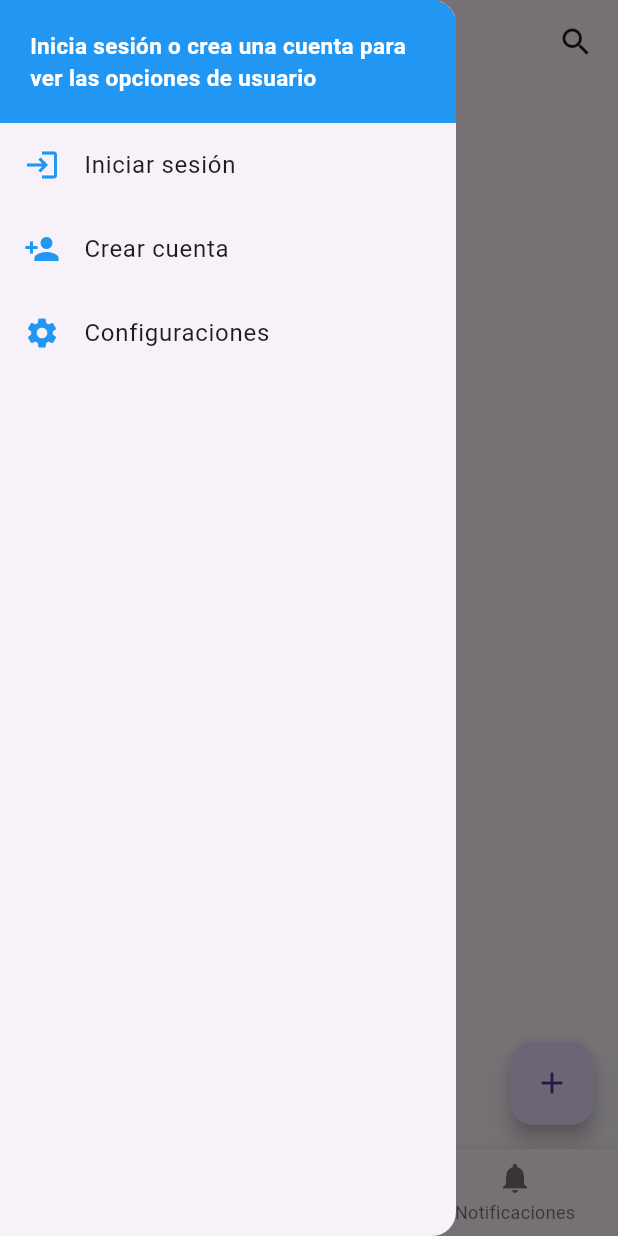
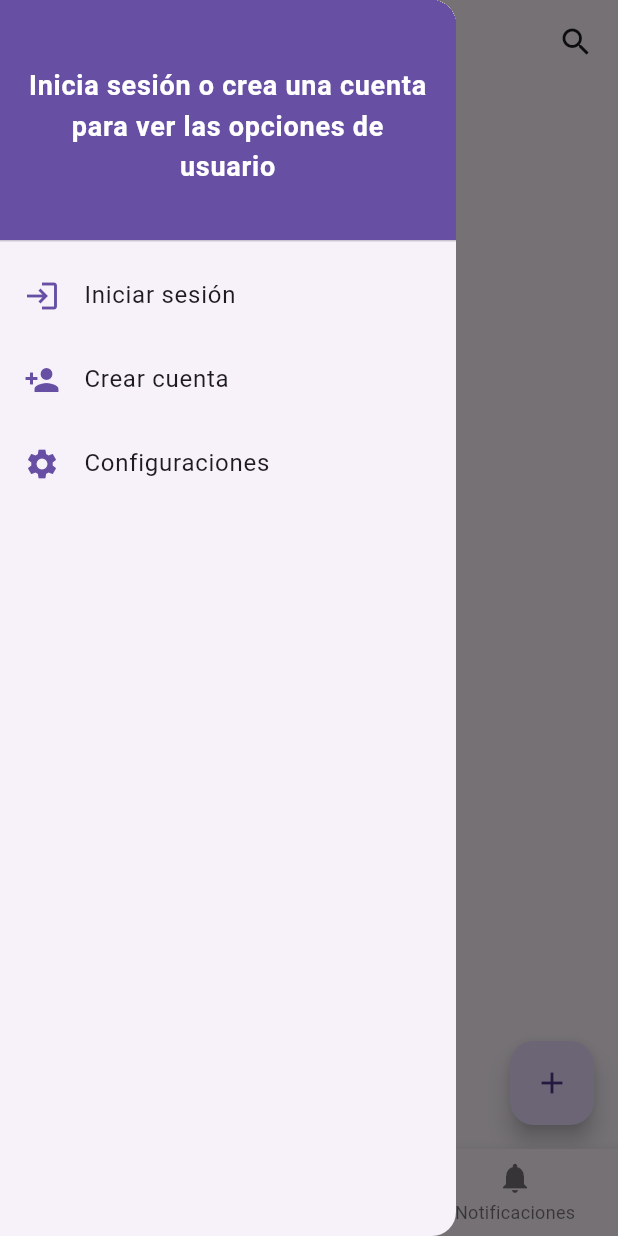
Before and after one commit to cheo2322/my_league_flutter, a Flutter app: the screen it shows after launch, with the side drawer open, on a phone screen of 412 x 824 dp. Run offline on Flutter 3.47's test engine with Material 3 defaults, Android fonts, the phone set to English and light mode, and no system bars; our stand-ins replace dio, flutter_secure_storage, font_awesome_flutter.

Commit message:
Improve drawer

```diff
--- a/lib/screens/main_screen.dart
+++ b/lib/screens/main_screen.dart
@@ -14,7 +14,10 @@ class _MainScreenState extends State<MainScreen> {
   @override
   Widget build(BuildContext context) {
     return Scaffold(
-      appBar: AppBar(title: const Text('Partidos')),
+      appBar: AppBar(
+        title: const Text('Partidos'),
+        automaticallyImplyLeading: false,
+      ),
       body: ListView.builder(
         itemCount: _items.length,
         itemBuilder: (context, index) {
--- a/lib/widgets/user_drawer.dart
+++ b/lib/widgets/user_drawer.dart
@@ -44,17 +44,17 @@ class UserDrawer extends StatelessWidget {
 
           final tokenExists = snapshot.data != null;
 
-          return Column(
+          return ListView(
             children: [
               FutureBuilder<String?>(
                 future: _getUsername(),
                 builder: (context, usernameSnapshot) {
                   if (usernameSnapshot.connectionState ==
                       ConnectionState.waiting) {
-                    return Container(
-                      color: Colors.blue,
-                      width: double.infinity,
-                      padding: const EdgeInsets.all(20),
+                    return DrawerHeader(
+                      decoration: BoxDecoration(
+                        color: Theme.of(context).primaryColor,
+                      ),
                       child: const Center(
                         child: CircularProgressIndicator(color: Colors.white),
                       ),
@@ -62,19 +62,20 @@ class UserDrawer extends StatelessWidget {
                   }
 
                   final username = usernameSnapshot.data;
-                  return Container(
-                    color: Colors.blue,
-                    width: double.infinity,
-                    padding: const EdgeInsets.all(20),
+                  return DrawerHeader(
+                    decoration: BoxDecoration(
+                      color: Theme.of(context).primaryColor,
+                    ),
                     child: Center(
                       child: Text(
                         username ??
                             'Inicia sesión o crea una cuenta para ver las opciones de usuario',
                         style: const TextStyle(
                           color: Colors.white,
-                          fontSize: 15,
+                          fontSize: 18,
                           fontWeight: FontWeight.bold,
                         ),
+                        textAlign: TextAlign.center,
                       ),
                     ),
                   );
@@ -83,7 +84,10 @@ class UserDrawer extends StatelessWidget {
 
               if (!tokenExists)
                 ListTile(
-                  leading: const Icon(Icons.login, color: Colors.blue),
+                  leading: Icon(
+                    Icons.login,
+                    color: Theme.of(context).primaryColor,
+                  ),
                   title: const Text('Iniciar sesión'),
                   onTap: () {
                     Navigator.push(
@@ -96,7 +100,10 @@ class UserDrawer extends StatelessWidget {
                 ),
               if (!tokenExists)
                 ListTile(
-                  leading: const Icon(Icons.person_add, color: Colors.blue),
+                  leading: Icon(
+                    Icons.person_add,
+                    color: Theme.of(context).primaryColor,
+                  ),
                   title: const Text('Crear cuenta'),
                   onTap: () {
                     Navigator.push(
@@ -109,11 +116,14 @@ class UserDrawer extends StatelessWidget {
                 ),
 
               ListTile(
-                leading: const Icon(Icons.settings, color: Colors.blue),
+                leading: Icon(
+                  Icons.settings,
+                  color: Theme.of(context).primaryColor,
+                ),
                 title: const Text('Configuraciones'),
                 onTap: () {
                   ScaffoldMessenger.of(context).showSnackBar(
-                    const SnackBar(content: Text('Opción 2 seleccionada')),
+                    const SnackBar(content: Text('Configuraciones abiertas')),
                   );
                 },
               ),
```
